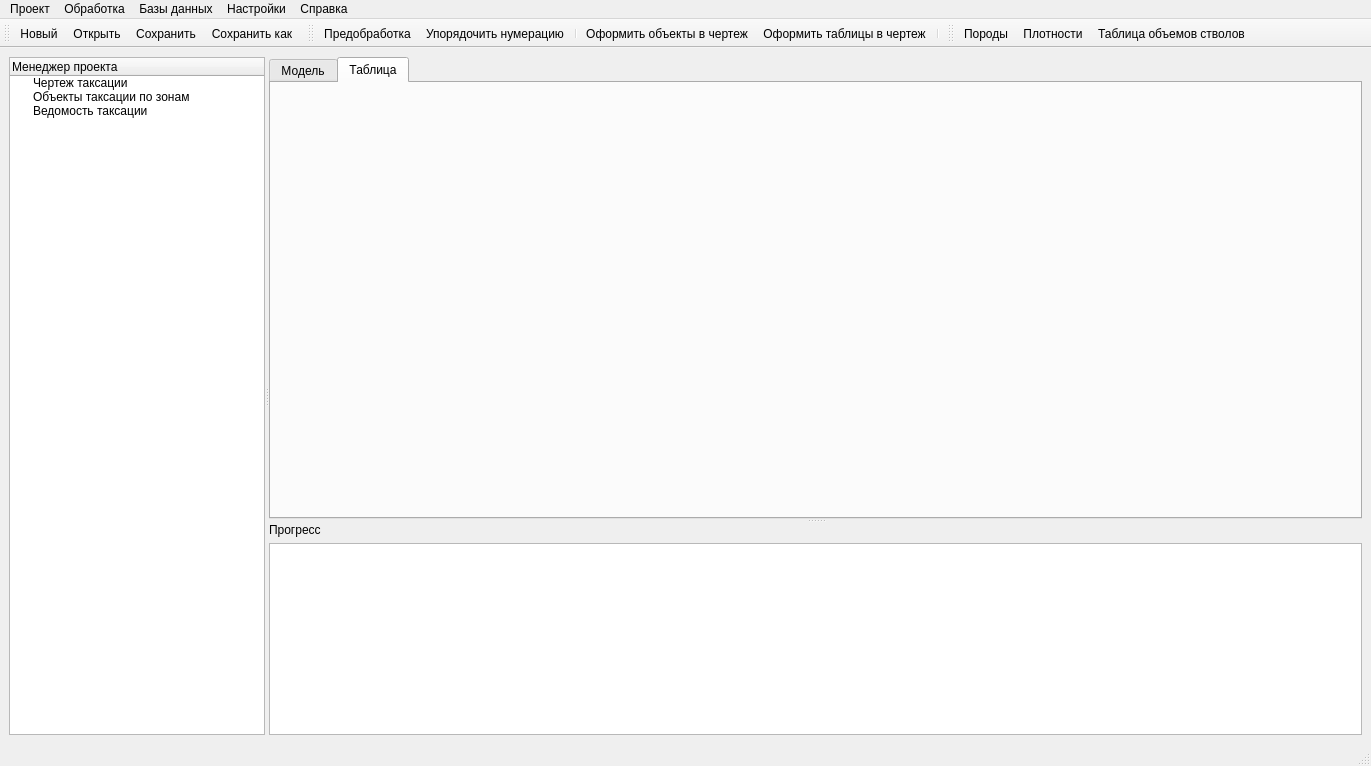
Above: resources/ui/mainwindow.ui from maxmyslivets/TaxationMaster before the change. Below: the same form after it.
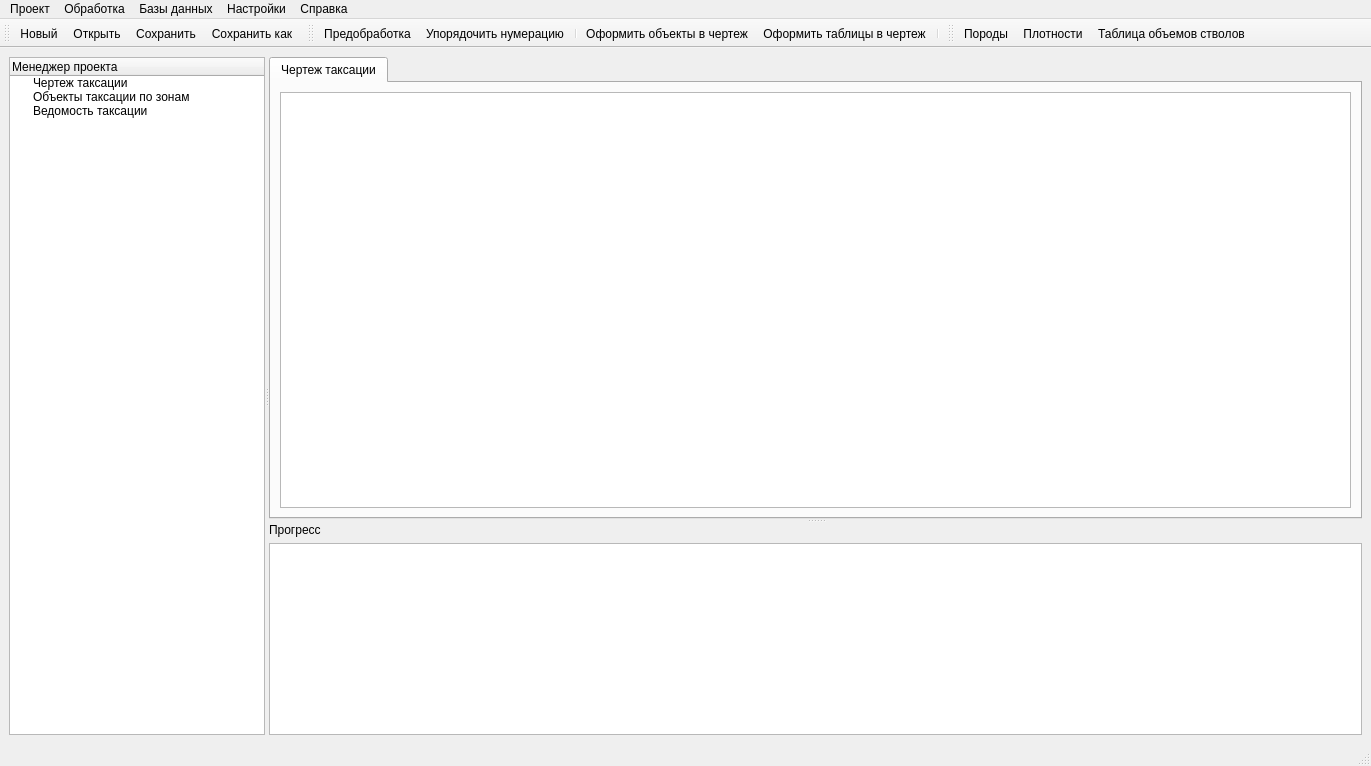
That is the form after the change. Icons and pictures are not drawn.

```diff
--- a/resources/ui/mainwindow.ui
+++ b/resources/ui/mainwindow.ui
@@ -105,15 +105,25 @@
         <property name="currentIndex">
          <number>1</number>
         </property>
-        <widget class="QWidget" name="tab_model">
-         <attribute name="title">
-          <string>Модель</string>
-         </attribute>
-        </widget>
         <widget class="QWidget" name="tab_table">
          <attribute name="title">
-          <string>Таблица</string>
+          <string>Чертеж таксации</string>
          </attribute>
+         <layout class="QGridLayout" name="gridLayout_2">
+          <item row="0" column="0">
+           <widget class="QTableWidget" name="table">
+            <attribute name="verticalHeaderVisible">
+             <bool>false</bool>
+            </attribute>
+            <attribute name="verticalHeaderShowSortIndicator" stdset="0">
+             <bool>false</bool>
+            </attribute>
+            <attribute name="verticalHeaderStretchLastSection">
+             <bool>false</bool>
+            </attribute>
+           </widget>
+          </item>
+         </layout>
         </widget>
        </widget>
        <widget class="QWidget" name="layoutWidget">
```
Left out of the diff: 2 changed lines with no effect on the pictures.
